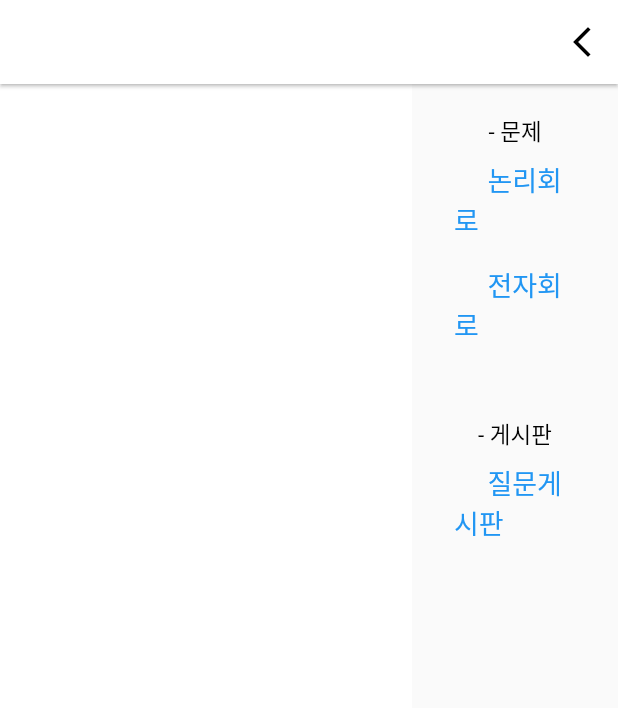
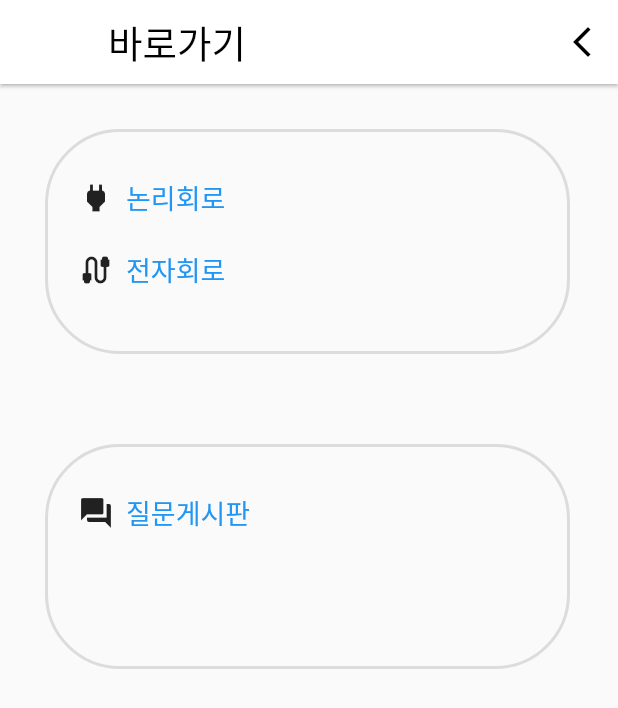
Before and after one commit to sphcsphc/2022_AcademicCommunicationApp, a Flutter app: the Catalog screen opened directly, on a phone screen of 412 x 824 dp. Shown: the top 708 px of the screen. Run offline on Flutter 3.47's test engine with Material 2 defaults, Android fonts, the phone set to English and light mode, and no system bars.

Commit message:
renovate the category body class

```diff
--- a/able/lib/main.dart
+++ b/able/lib/main.dart
@@ -170,6 +170,7 @@ class Catalog extends StatelessWidget {
   Widget build(BuildContext context) {
     return Scaffold(
       appBar: AppBar(
+        title: Text('바로가기'),
         actions: [
           IconButton(
               icon: Icon(Icons.arrow_back_ios_new),
@@ -189,16 +190,22 @@ class CatalogBody extends StatelessWidget {
 
   @override
   Widget build(BuildContext context) {
-    return Row(
+    return Column(
       children : [
-          Flexible( child: Container(color: Colors.white), flex : 2 ),
-          Flexible( child: Column(
+        Container(
+          width : 350, height : 150,
+          margin: EdgeInsets.all(30),
+          padding: EdgeInsets.fromLTRB(20, 20, 30, 40),
+          decoration: BoxDecoration(
+            borderRadius: BorderRadius.circular(50),
+            border: Border.all(color: Colors.black12, width: 2)
+          ),
+          child: Column(
+            crossAxisAlignment: CrossAxisAlignment.start,
             children: [
-              Container(
-                margin: EdgeInsets.all(20),
-                child: Column(
+              Row(
                 children: [
-                    Text('- 문제'),
+                  Icon(Icons.power),
                   TextButton(onPressed: (){
                     context.read<StoreAboutData>().nameLogic();
                     context.read<StoreAboutTab>().goTest();
@@ -206,7 +213,12 @@ class CatalogBody extends StatelessWidget {
                         context: context,
                         builder: (context){ return SetChapter(); }
                     );
-                    }, child: Text('     논리회로')),
+                  }, child: Text('논리회로')),
+                ],
+              ),
+              Row(
+                children: [
+                  Icon(Icons.cable),
                   TextButton(onPressed: (){
                     context.read<StoreAboutData>().nameElectric();
                     context.read<StoreAboutTab>().goTest();
@@ -214,25 +226,36 @@ class CatalogBody extends StatelessWidget {
                         context: context,
                         builder: (context){ return SetChapter(); }
                     );
-                    }, child: Text('     전자회로')),
+                  }, child: Text('전자회로')),
                 ],
               ),
+            ],
+          )
         ),
         Container(
-                margin: EdgeInsets.all(20),
+          width : 350, height : 150,
+          margin: EdgeInsets.all(30),
+          padding: EdgeInsets.fromLTRB(20, 20, 30, 40),
+          decoration: BoxDecoration(
+              borderRadius: BorderRadius.circular(50),
+              border: Border.all(color: Colors.black12, width: 2)
+          ),
           child: Column(
+            crossAxisAlignment: CrossAxisAlignment.start,
             children: [
-                    Text('- 게시판'),
+              Row(
+                children: [
+                  Icon(Icons.question_answer),
                   TextButton(onPressed: (){
                     context.read<StoreAboutData>().nameRequest();
                     context.read<StoreAboutTab>().goRequest();
                     Navigator.pop(context);
-                    }, child: Text('     질문게시판')),
+                  }, child: Text('질문게시판')),
+                ],
+              )
             ],
           ),
         ),
-            ],
-          ), flex : 1 ),
       ]
     );
   }
```
Lines whose indentation alone changed are shown as unchanged.
